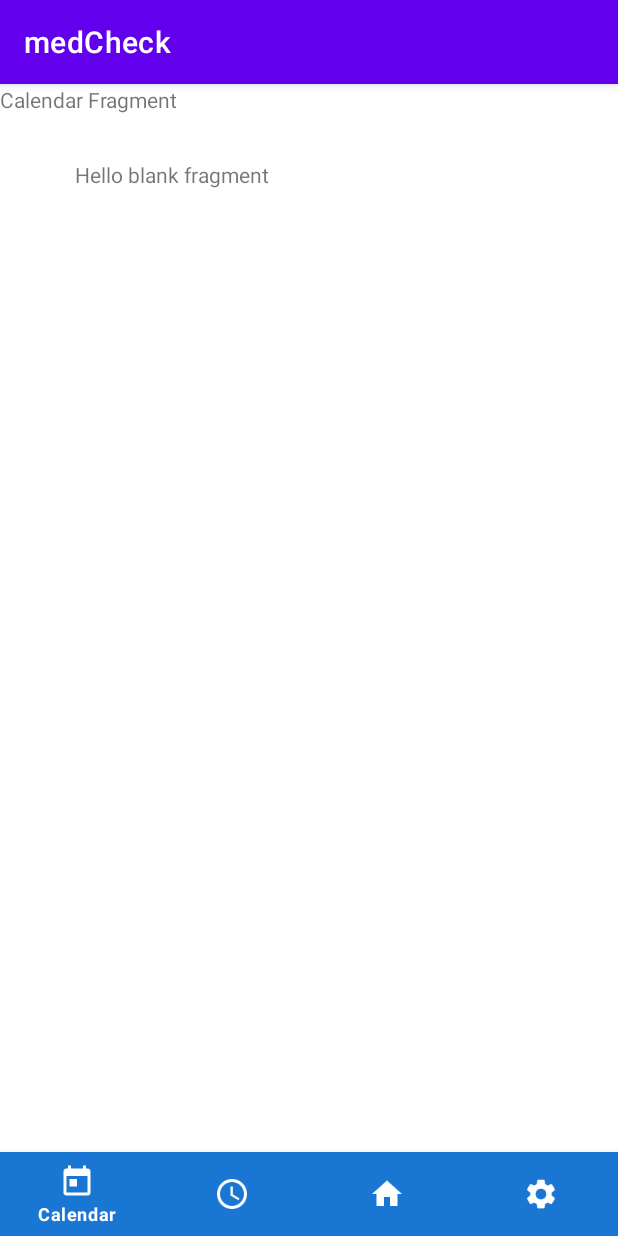
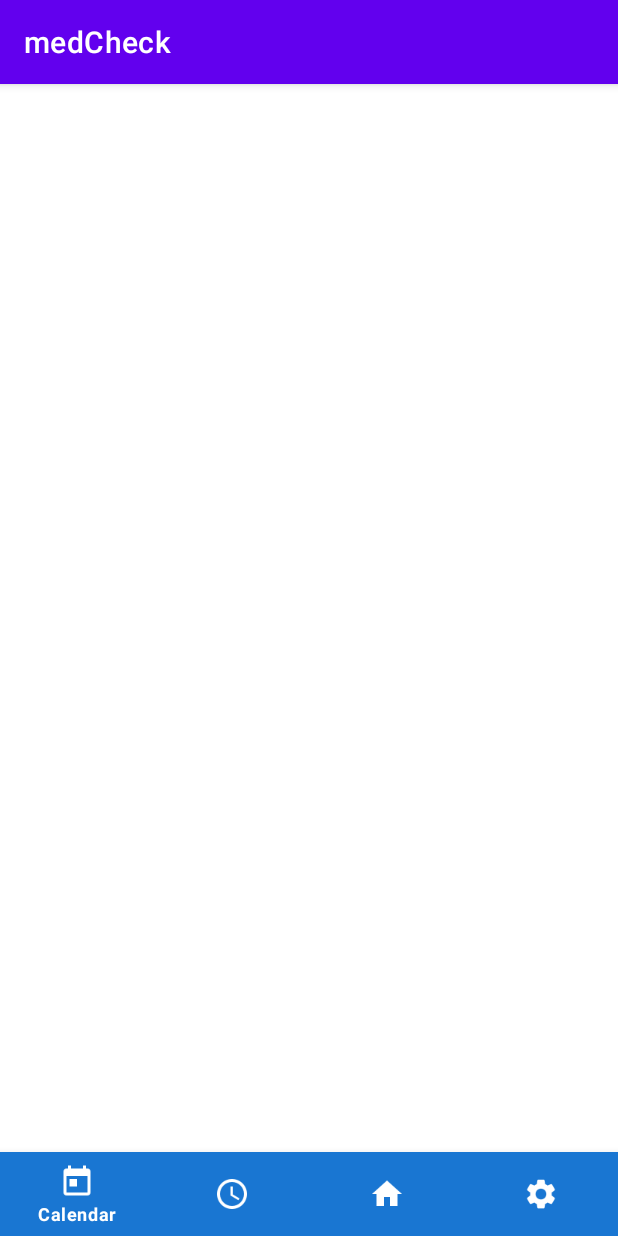
Before and after one commit to bian-hengwei/CZ2006-SE-FriedChicken, an Android app: the CalendarFragment screen opened directly, with no data from a screen before it, on a phone screen of 412 x 824 dp. Run offline under Robolectric (Android 15) with nearby library versions, the phone set to English and light mode, and no system bars.

Commit message:
fixed some bugs

```diff
--- a/app/src/main/java/com/ntu/medcheck/model/CheckUpEntry.java
+++ b/app/src/main/java/com/ntu/medcheck/model/CheckUpEntry.java
@@ -38,4 +38,8 @@ public class CheckUpEntry extends Entry {
         this.time.set(Calendar.MINUTE, minute);
     }
 
+    public void setEntryType() {
+        this.entryType = "checkup";
+    }
+
 }
--- a/app/src/main/res/layout/activity_forget_password.xml
+++ b/app/src/main/res/layout/activity_forget_password.xml
@@ -4,7 +4,6 @@
     xmlns:tools="http://schemas.android.com/tools"
     android:layout_width="match_parent"
     android:layout_height="match_parent"
-    android:onClick="resetPassword"
     tools:context=".view.ForgetPasswordActivity">
 
     <EditText
--- a/app/src/main/res/layout/activity_login.xml
+++ b/app/src/main/res/layout/activity_login.xml
@@ -4,7 +4,7 @@
     xmlns:tools="http://schemas.android.com/tools"
     android:layout_width="match_parent"
     android:layout_height="match_parent"
-    tools:context=".MainActivity">
+    tools:context=".view.LoginActivity">
 
     <EditText
         android:id="@+id/loginEmailInput"
@@ -51,7 +51,6 @@
         android:id="@+id/button"
         android:layout_width="wrap_content"
         android:layout_height="wrap_content"
-        android:onClick="login"
         android:text="Log in"
         app:layout_constraintBottom_toBottomOf="parent"
         app:layout_constraintEnd_toEndOf="parent"
--- a/app/src/main/res/layout/activity_register.xml
+++ b/app/src/main/res/layout/activity_register.xml
@@ -4,7 +4,6 @@
     xmlns:tools="http://schemas.android.com/tools"
     android:layout_width="match_parent"
     android:layout_height="match_parent"
-    android:onClick="register"
     tools:context=".view.RegisterActivity">
 
     <EditText
--- a/app/src/main/res/layout/fragment_calendar.xml
+++ b/app/src/main/res/layout/fragment_calendar.xml
@@ -1,23 +1,6 @@
 <?xml version="1.0" encoding="utf-8"?>
-<FrameLayout xmlns:android="http://schemas.android.com/apk/res/android"
+<androidx.constraintlayout.widget.ConstraintLayout xmlns:android="http://schemas.android.com/apk/res/android"
     xmlns:tools="http://schemas.android.com/tools"
     android:layout_width="match_parent"
     android:layout_height="match_parent"
-    tools:context=".view.fragment.CalendarFragment">
-
-    <!-- TODO: Update blank fragment layout -->
-
-    <TextView
-        android:layout_width="match_parent"
-        android:layout_height="match_parent"
-        android:text="@string/hello_blank_fragment"
-        android:translationX="50sp"
-        android:translationY="50sp" />
-
-    <TextView
-        android:id="@+id/textView"
-        android:layout_width="match_parent"
-        android:layout_height="579dp"
-        android:text="Calendar Fragment" />
-
-</FrameLayout>
+    tools:context=".view.fragment.CalendarFragment"/>
```
Also changed, not shown: app/src/main/java/com/ntu/medcheck/model/Entry.java (+10 -0 lines), app/src/main/java/com/ntu/medcheck/model/MedicationEntry.java (+8 -0 lines), app/src/main/java/com/ntu/medcheck/model/Schedule.java (+16 -4 lines).
